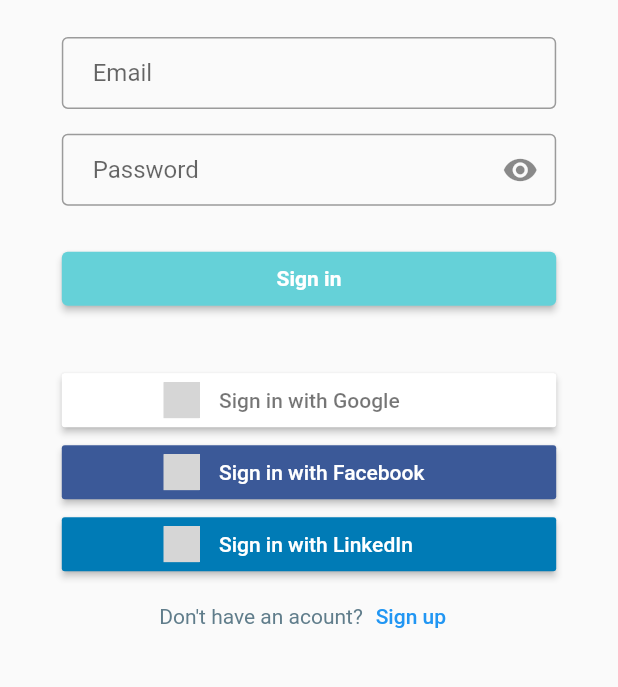
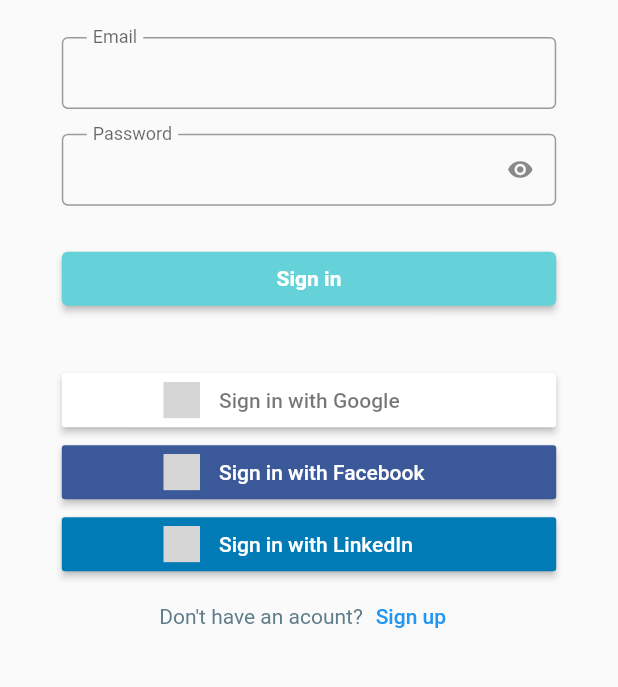
Before and after one commit to hope-miky/Flutter-Ecom, a Flutter app: the screen it shows after launch, on a phone screen of 412 x 824 dp, the part 322-1009 px from its top. Run offline on Flutter 3.47's test engine with Material 2 defaults, Android fonts, the phone set to English and light mode, and no system bars; our stand-ins replace auto_route, flutter_signin_button, sizer; grey boxes are pictures that could not be loaded.

Commit message:
updated the custom text field with prefix contry code text box for phone numbers and controllers

```diff
--- /dev/null
+++ b/lib/components/logo_text.dart
@@ -0,0 +1,31 @@
+import 'package:addisecom/constants/colors.dart';
+import 'package:flutter/material.dart';
+import 'package:sizer/sizer.dart';
+
+class LogoText extends StatelessWidget {
+  const LogoText({Key? key}) : super(key: key);
+
+  @override
+  Widget build(BuildContext context) {
+    return Container(
+      child: RichText(
+        text: TextSpan(
+          text: "Addis",
+          style: TextStyle(
+              fontSize: 25.sp,
+              color: Colors.black,
+              fontWeight: FontWeight.bold),
+          children: <TextSpan>[
+            TextSpan(
+              text: "Ecom",
+              style: TextStyle(
+                fontSize: 25.sp,
+                color: maincolor,
+              ),
+            )
+          ],
+        ),
+      ),
+    );
+  }
+}
--- a/lib/components/textfield.dart
+++ b/lib/components/textfield.dart
@@ -1,4 +1,3 @@
-import 'package:addisecom/mixin/tefield_validation.dart';
 import 'package:flutter/material.dart';
 import 'package:sizer/sizer.dart';
 
@@ -6,8 +5,19 @@
   final placeholder;
   final obscure;
   final validator;
+  final phonenum;
+  final Function? onchanged;
+  final TextEditingController? controller;
+  final TextEditingController? contrycodecontroller;
+
   const CustomTextFiled(
-      {@required this.placeholder, this.obscure = false, this.validator});
+      {@required this.placeholder,
+      this.obscure = false,
+      this.validator,
+      this.phonenum = false,
+      this.onchanged,
+      this.controller,
+      this.contrycodecontroller});
 
   @override
   _CustomTextFiledState createState() => _CustomTextFiledState();
@@ -20,10 +30,32 @@
     return Container(
       margin: EdgeInsets.symmetric(horizontal: 10.0.w, vertical: 1.h),
       child: TextFormField(
+        controller: widget.controller,
         obscureText: widget.obscure ? _obscureval : false,
         validator: (value) => widget.validator(value),
         decoration: InputDecoration(
-          hintText: widget.placeholder,
+          prefix: widget.phonenum
+              ? Container(
+                  width: 10.w,
+                  margin: EdgeInsets.only(right: 10),
+                  child: Center(
+                    child: TextField(
+                      controller: widget.contrycodecontroller,
+                      style: TextStyle(color: Colors.blueGrey),
+                      maxLength: 4,
+                      decoration: InputDecoration(
+                        counterText: "",
+                        isDense: true,
+                        contentPadding: EdgeInsets.symmetric(),
+                        border: InputBorder.none,
+                      ),
+                    ),
+                  ),
+                )
+              : null,
+          labelText: widget.placeholder,
+          floatingLabelBehavior: FloatingLabelBehavior.always,
+          isDense: true,
           suffixIcon: widget.obscure
               ? InkWell(
                   onTap: () {
--- a/lib/main.dart
+++ b/lib/main.dart
@@ -1,5 +1,4 @@
 import 'package:addisecom/routes/route.gr.dart';
-import 'package:addisecom/screens/login.dart';
 import 'package:auto_route/auto_route.dart';
 import 'package:flutter/material.dart';
 import 'package:sizer/sizer.dart';
--- a/lib/mixin/tefield_validation.dart
+++ b/lib/mixin/tefield_validation.dart
@@ -1,7 +1,7 @@
 // import 'package:flutter/material.dart';
 
 mixin InputValidationMixin {
-  bool isPasswordValid(String password) => password.length == 6;
+  bool requiredval(String text) => text.length >= 2;
 
   /// Email validation for text field
   emailValidation(String email) {
--- a/lib/screens/login.dart
+++ b/lib/screens/login.dart
@@ -1,3 +1,4 @@
+import 'package:addisecom/components/logo_text.dart';
 import 'package:addisecom/components/textfield.dart';
 import 'package:addisecom/constants/colors.dart';
 import 'package:addisecom/mixin/tefield_validation.dart';
@@ -32,24 +33,7 @@
             children: [
               Container(
                 margin: EdgeInsets.only(bottom: 2.h),
-                child: RichText(
-                  text: TextSpan(
-                    text: "Addis",
-                    style: TextStyle(
-                        fontSize: 25.sp,
-                        color: Colors.black,
-                        fontWeight: FontWeight.bold),
-                    children: <TextSpan>[
-                      TextSpan(
-                        text: "Ecom",
-                        style: TextStyle(
-                          fontSize: 25.sp,
-                          color: maincolor,
-                        ),
-                      )
-                    ],
-                  ),
-                ),
+                child: LogoText(),
               ),
               CustomTextFiled(
                 placeholder: "Email",
```
Also changed, not shown: lib/screens/signup.dart (+87 -2 lines).
